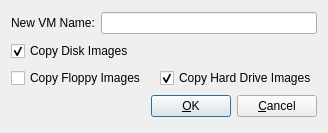
The window that Copy_VM_Window.ui (qunying/aqemu-old) describes before a commit, drawn with Qt 5.
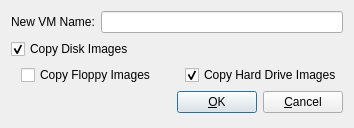
The same window after the commit. Icons and pictures are not drawn.

Patch:
```diff
--- a/Copy_VM_Window.ui
+++ b/Copy_VM_Window.ui
@@ -1,13 +1,13 @@
 <ui version="4.0" >
  <author>Andrey Rijov</author>
  <class>Copy_VM_Window</class>
- <widget class="QDialog" name="Copy_VM_Window" >
-  <property name="geometry" >
+ <widget class="QDialog" name="Copy_VM_Window">
+  <property name="geometry">
    <rect>
     <x>0</x>
     <y>0</y>
-    <width>328</width>
-    <height>133</height>
+    <width>354</width>
+    <height>128</height>
    </rect>
   </property>
   <property name="windowTitle" >
@@ -28,8 +28,8 @@
      </property>
     </widget>
    </item>
-   <item row="0" column="1" colspan="2" >
-    <widget class="QLineEdit" name="Edit_New_VM_Name" />
+   <item row="0" column="1">
+    <widget class="QLineEdit" name="Edit_New_VM_Name"/>
    </item>
    <item row="1" column="0" colspan="2" >
     <widget class="QCheckBox" name="CH_Copy_Disk_Images" >
@@ -41,25 +41,32 @@
      </property>
     </widget>
    </item>
-   <item row="2" column="0" colspan="2" >
-    <widget class="QCheckBox" name="CH_Copy_Floppy" >
-     <property name="text" >
-      <string>Copy Floppy Images</string>
+   <item row="2" column="0" colspan="2">
+    <layout class="QHBoxLayout" name="horizontalLayout_2">
+     <property name="leftMargin">
+      <number>10</number>
      </property>
-    </widget>
+     <item>
+      <widget class="QCheckBox" name="CH_Copy_Floppy">
+       <property name="text">
+        <string>Copy Floppy Images</string>
+       </property>
+      </widget>
+     </item>
+     <item>
+      <widget class="QCheckBox" name="CH_Copy_Hard_Drive">
+       <property name="text">
+        <string>Copy Hard Drive Images</string>
+       </property>
+       <property name="checked">
+        <bool>true</bool>
+       </property>
+      </widget>
+     </item>
+    </layout>
    </item>
-   <item row="2" column="2" >
-    <widget class="QCheckBox" name="CH_Copy_Hard_Drive" >
-     <property name="text" >
-      <string>Copy Hard Drive Images</string>
-     </property>
-     <property name="checked" >
-      <bool>true</bool>
-     </property>
-    </widget>
-   </item>
-   <item row="3" column="0" colspan="3" >
-    <layout class="QHBoxLayout" name="horizontalLayout" >
+   <item row="3" column="0" colspan="2">
+    <layout class="QHBoxLayout" name="horizontalLayout">
      <item>
       <spacer name="horizontalSpacer" >
        <property name="orientation" >
```
Left out of the diff: 63 changed lines with no effect on the pictures.
